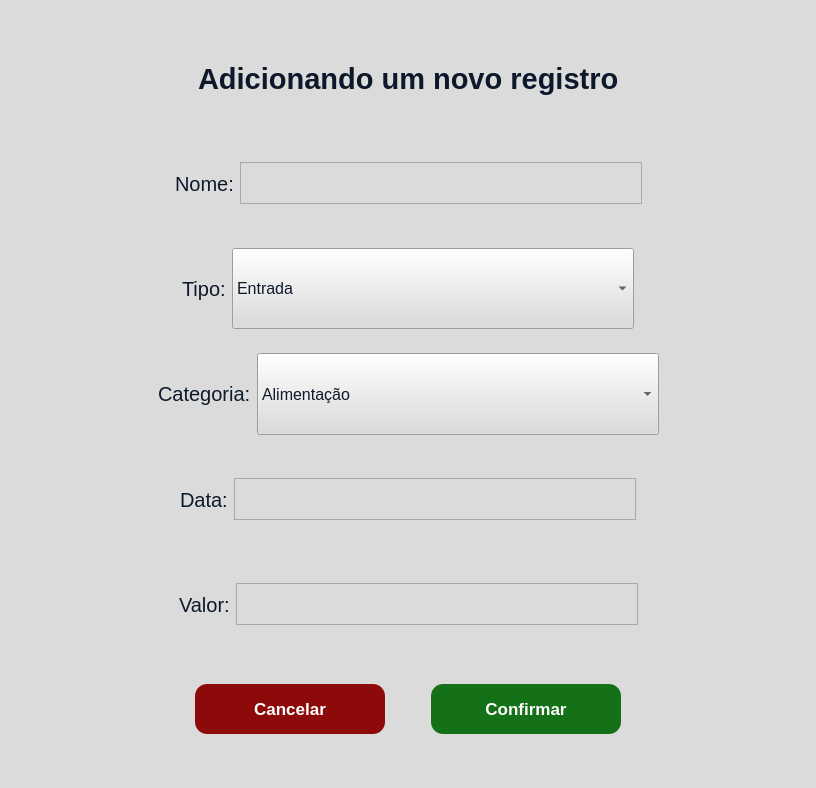
This is ui/NovoRegistroWindow.ui in kawlu/Atlas-Finance as Qt 5 draws it before an edit. The edited form follows.
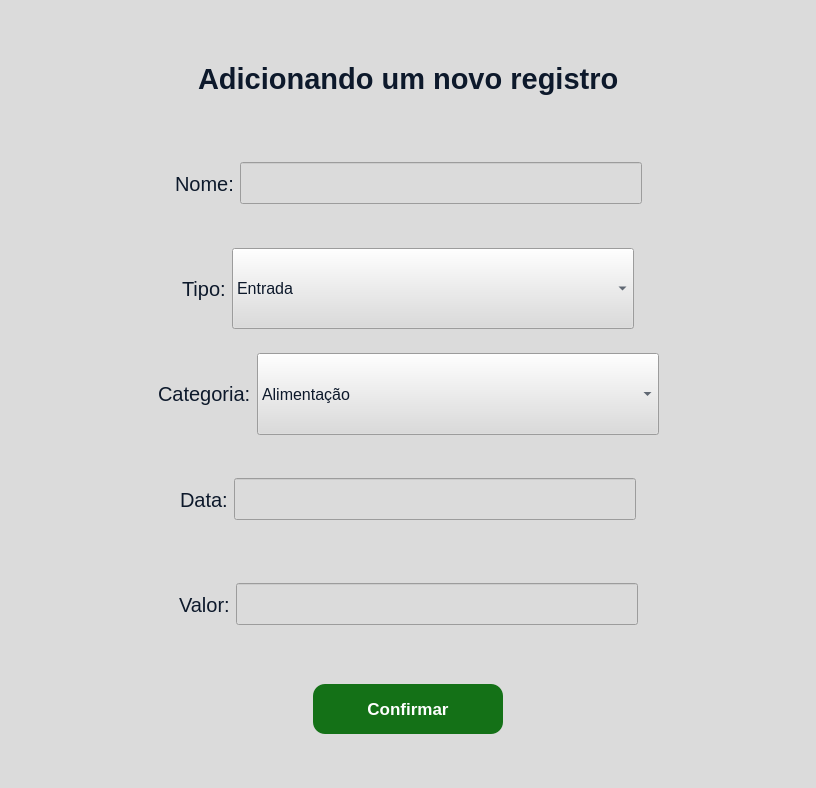
This is the edited form.

```diff
--- a/ui/NovoRegistroWindow.ui
+++ b/ui/NovoRegistroWindow.ui
@@ -133,13 +133,7 @@
              </widget>
             </item>
             <item>
-             <widget class="QTextEdit" name="textEdit">
-              <property name="sizePolicy">
-               <sizepolicy hsizetype="Preferred" vsizetype="Preferred">
-                <horstretch>0</horstretch>
-                <verstretch>0</verstretch>
-               </sizepolicy>
-              </property>
+             <widget class="QLineEdit" name="input_Nome">
               <property name="font">
                <font>
                 <pointsize>12</pointsize>
@@ -403,19 +397,7 @@
              </widget>
             </item>
             <item>
-             <widget class="QTextEdit" name="textEdit_2">
-              <property name="sizePolicy">
-               <sizepolicy hsizetype="Preferred" vsizetype="Preferred">
-                <horstretch>0</horstretch>
-                <verstretch>0</verstretch>
-               </sizepolicy>
-              </property>
-              <property name="minimumSize">
-               <size>
-                <width>402</width>
-                <height>42</height>
-               </size>
-              </property>
+             <widget class="QLineEdit" name="input_Data">
               <property name="font">
                <font>
                 <pointsize>12</pointsize>
@@ -486,19 +468,7 @@
              </widget>
             </item>
             <item>
-             <widget class="QTextEdit" name="textEdit_3">
-              <property name="sizePolicy">
-               <sizepolicy hsizetype="Preferred" vsizetype="Preferred">
-                <horstretch>0</horstretch>
-                <verstretch>0</verstretch>
-               </sizepolicy>
-              </property>
-              <property name="minimumSize">
-               <size>
-                <width>402</width>
-                <height>42</height>
-               </size>
-              </property>
+             <widget class="QLineEdit" name="input_Valor">
               <property name="font">
                <font>
                 <pointsize>12</pointsize>
@@ -552,49 +522,7 @@
              </spacer>
             </item>
             <item>
-             <widget class="QPushButton" name="pushButton">
-              <property name="font">
-               <font>
-                <pointsize>13</pointsize>
-                <weight>75</weight>
-                <bold>true</bold>
-               </font>
-              </property>
-              <property name="cursor">
-               <cursorShape>PointingHandCursor</cursorShape>
-              </property>
-              <property name="styleSheet">
-               <string notr="true">color: rgb(255, 255, 255);
-background-color: rgb(141, 10, 10);
-color: rgb(255, 255, 255);
-padding: 10px 20px;
-border-radius: 12px;
-min-width: 150px;
-min-height: 30px;</string>
-              </property>
-              <property name="text">
-               <string>Cancelar</string>
-              </property>
-             </widget>
-            </item>
-            <item>
-             <spacer name="horizontalSpacer_15">
-              <property name="orientation">
-               <enum>Qt::Horizontal</enum>
-              </property>
-              <property name="sizeType">
-               <enum>QSizePolicy::Maximum</enum>
-              </property>
-              <property name="sizeHint" stdset="0">
-               <size>
-                <width>40</width>
-                <height>20</height>
-               </size>
-              </property>
-             </spacer>
-            </item>
-            <item>
-             <widget class="QPushButton" name="pushButton_2">
+             <widget class="QPushButton" name="btn_Confirmar">
               <property name="font">
                <font>
                 <pointsize>13</pointsize>
```
Left out of the diff: 16 changed lines with no effect on the pictures.
